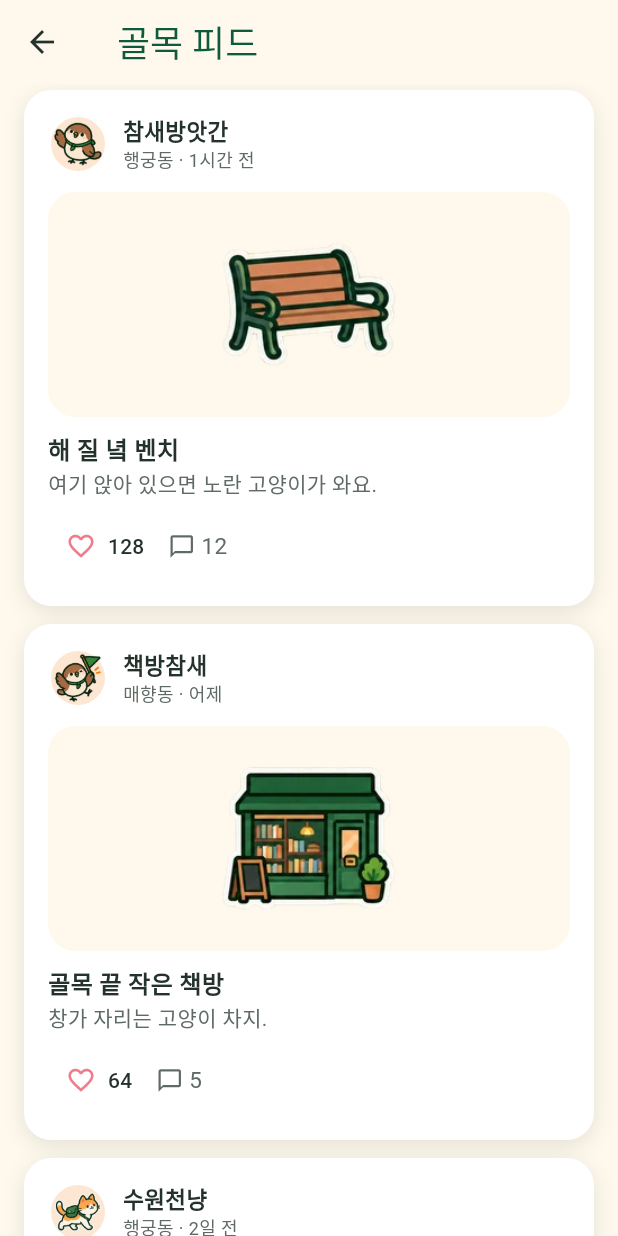
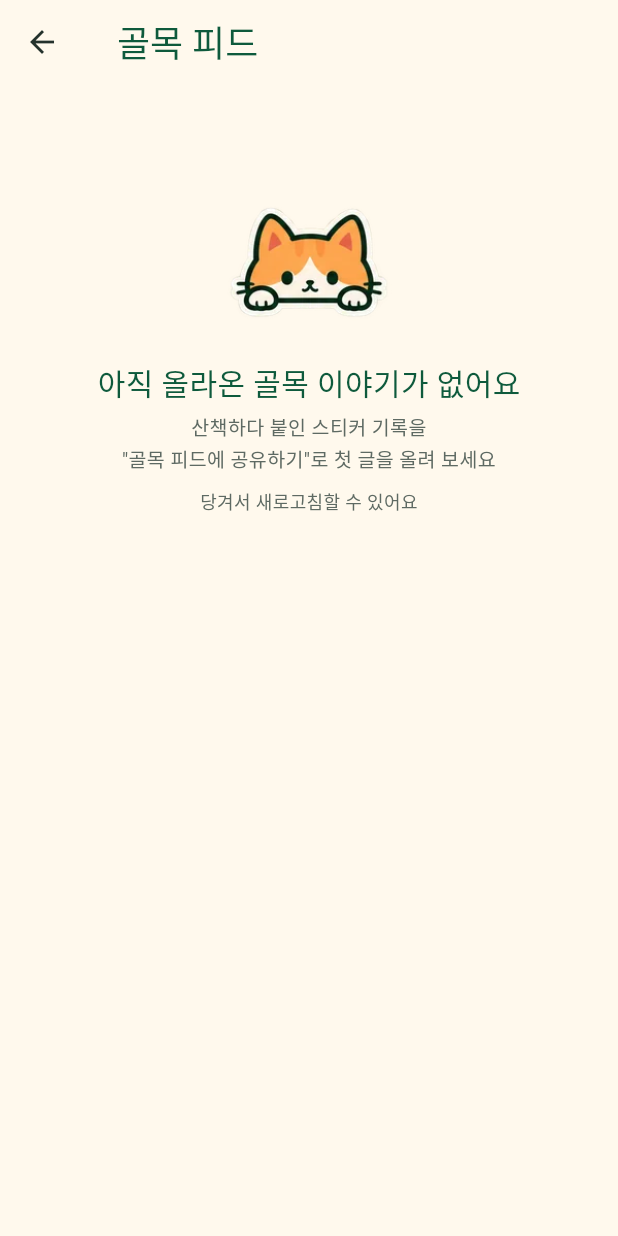
Before and after one commit to Ryu-Ji-Whan/golmok_flutter, a Flutter app: the FeedTab screen opened directly, on a phone screen of 412 x 824 dp. Run offline on Flutter 3.47's test engine with Material 3 defaults, Android fonts, the phone set to English and light mode, and no system bars; our stand-ins replace geolocator, sqflite, supabase_flutter, webview_flutter; accounts and stored records are empty; Roboto replaces fonts that are missing (Jua); project files that could hold a hidden picture were left out.

Commit message:
예시 데이터 지우기, 구글 로그인 빼기
- 골목 피드 예시 글 3개, 리더보드 예시 이웃 5명 삭제 → 실제 사용자만 표시
  (글이 없을 때 안내 화면, 동네 대장 보상은 이웃 3명 이상일 때만)
- 로그인: 카카오·이메일만 (구글은 나중에 한 줄로 다시 켤 수 있게 남김)

Co-Authored-By: Claude Opus 5.5 <noreply@anthropic.com>

```diff
--- a/lib/data/content.dart
+++ b/lib/data/content.dart
@@ -47,35 +47,8 @@ const areas = [
   '서울특별시 종로구 익선동', '서울특별시 종로구 서촌', '서울특별시 마포구 연남동', '서울특별시 성동구 성수동', '서울특별시 용산구 해방촌',
 ];
 
-const takenNicknames = ['골목대장', '관리자', '운영자', '행궁산책러', 'admin'];
-
-class Neighbor {
-  const Neighbor(this.name, this.character, this.cells);
-  final String name;
-  final String character;
-  final int cells;
-}
-
-/// 리더보드 예시 이웃 (점수 = 이번 주 밝힌 칸 수)
-const neighbors = [
-  Neighbor('행궁산책러', 'a04', 576),
-  Neighbor('참새방앗간', 'c01', 444),
-  Neighbor('수원천냥', 'a00', 312),
-  Neighbor('깃발참새', 'c13', 186),
-  Neighbor('낮잠고양이', 'a21', 108),
-];
-
-class FeedPost {
-  const FeedPost(this.id, this.author, this.character, this.area, this.ago, this.sticker, this.title, this.body, this.likes, this.comments);
-  final String id, author, character, area, ago, sticker, title, body;
-  final int likes, comments;
-}
-
-const feedPosts = [
-  FeedPost('f1', '참새방앗간', 'c01', '행궁동', '1시간 전', 'a18', '해 질 녘 벤치', '여기 앉아 있으면 노란 고양이가 와요.', 128, 12),
-  FeedPost('f2', '책방참새', 'c13', '매향동', '어제', 'b02', '골목 끝 작은 책방', '창가 자리는 고양이 차지.', 64, 5),
-  FeedPost('f3', '수원천냥', 'a00', '행궁동', '2일 전', 'a11', '담장 위 능소화', '이번 주까지가 제일 예뻐요.', 41, 3),
-];
+/// 쓸 수 없는 닉네임 (운영용 이름)
+const takenNicknames = ['골목대장', '관리자', '운영자', 'admin'];
 
 class CampaignSpot {
   const CampaignSpot(this.id, this.name, this.north, this.east);
--- a/lib/screens/feed.dart
+++ b/lib/screens/feed.dart
@@ -1,6 +1,5 @@
 import 'package:flutter/material.dart';
 
-import '../data/content.dart';
 import '../data/geo.dart';
 import '../data/models.dart';
 import '../data/remote.dart';
@@ -18,7 +17,7 @@ String _ago(DateTime t) {
   return formatDate(t);
 }
 
-/// ④-2 골목 피드 (서버의 실제 공유 글 또는 내가 공유한 기록 + 예시 이웃 글)
+/// ④-2 골목 피드 (로그인했으면 서버의 공유 글, 아니면 이 폰에서 공유한 기록)
 class FeedTab extends StatefulWidget {
   const FeedTab({super.key});
 
@@ -84,24 +83,21 @@ class _FeedTabState extends State<FeedTab> {
             onLike: () => s.toggleLike(sp.id),
             onTap: () => Navigator.of(context).push(MaterialPageRoute(builder: (_) => SpotDetailScreen(spotId: sp.id))),
           ),
-        for (final f in feedPosts)
-          _Post(
-            author: f.author,
-            character: f.character,
-            meta: '${f.area} · ${f.ago}',
-            sticker: f.sticker,
-            title: f.title,
-            body: f.body,
-            likes: f.likes + (s.likedPosts.contains(f.id) ? 1 : 0),
-            liked: s.likedPosts.contains(f.id),
-            comments: f.comments,
-            onLike: () => s.toggleLike(f.id),
+        if (_remote.isEmpty && mine.isEmpty)
+          Padding(
+            padding: const EdgeInsets.only(top: 60),
+            child: Column(children: [
+              const StickerImg('a02', size: 110),
+              const SizedBox(height: 12),
+              Text('아직 올라온 골목 이야기가 없어요', style: jua(20)),
+              const SizedBox(height: 6),
+              const Text('산책하다 붙인 스티커 기록을\n"골목 피드에 공유하기"로 첫 글을 올려 보세요',
+                  textAlign: TextAlign.center, style: TextStyle(fontSize: 13, color: C.muted, height: 1.5)),
+            ]),
           ),
         const SizedBox(height: 8),
         Text(
-          online
-              ? '위는 실제 이웃 글, 아래 3개는 예시 글이에요. 당겨서 새로고침할 수 있어요.'
-              : '예시 이웃 글이에요. 이메일로 로그인하면 실제 이웃 글이 보여요.',
+          online ? '당겨서 새로고침할 수 있어요' : '로그인하면 이웃이 공유한 글도 보여요',
           textAlign: TextAlign.center,
           style: const TextStyle(fontSize: 12, color: C.muted),
         ),
--- a/lib/screens/profile.dart
+++ b/lib/screens/profile.dart
@@ -118,7 +118,7 @@ class ProfileScreen extends StatelessWidget {
           child: const Column(crossAxisAlignment: CrossAxisAlignment.start, children: [
             Text('데모 버전 안내', style: TextStyle(fontSize: 13, fontWeight: FontWeight.w700)),
             SizedBox(height: 4),
-            Text('결제와 카카오·Apple·Google 로그인은 예시예요. 산책 경로, 안개 걷기, 스티커 기록은 이 폰의 데이터베이스에 저장되고, 이메일로 로그인하면 서버에도 저장돼요.',
+            Text('산책 경로, 안개 걷기, 스티커 기록은 이 폰에 저장되고, 카카오·이메일로 로그인하면 내 계정(서버)에도 저장돼요. 스티커 팩 결제는 아직 준비 중이에요.',
                 style: TextStyle(fontSize: 12, color: C.muted, height: 1.5)),
           ]),
         ),
--- a/lib/screens/shop.dart
+++ b/lib/screens/shop.dart
@@ -7,7 +7,6 @@ import '../theme.dart';
 import '../widgets/ui.dart';
 import 'campaign.dart';
 import 'stores.dart';
-import 'town.dart';
 
 /// ⑥ 스티커 상점
 class ShopTab extends StatelessWidget {
@@ -99,9 +98,10 @@ class _PackCard extends StatelessWidget {
                 messenger.showSnackBar(SnackBar(content: Text('${pack.name}을 받았어요')));
               };
       case PackKind.reward:
-        final ok = pack.id == 'campaign' ? s.campaignDone : myRank(s) <= 3;
+        // 동네 대장 보상은 실제 이웃 순위를 아는 "동네" 탭에서 받는다
+        final ok = pack.id == 'campaign' && s.campaignDone;
         final claimed = s.rewards.contains(pack.id);
-        label = claimed ? '받음' : ok ? '보상 받기' : '조건 미달성';
+        label = claimed ? '받음' : ok ? '보상 받기' : pack.id == 'leader' ? '동네 탭에서 받기' : '조건 미달성';
         action = ok && !claimed ? () => s.claimReward(pack.id, pack.stickers) : null;
     }
     return Padding(
--- a/lib/screens/town.dart
+++ b/lib/screens/town.dart
@@ -14,19 +14,22 @@ class _Row {
   final bool me;
 }
 
-/// 리더보드 순위 (서버의 실제 이웃 + 예시 이웃 + 나)
+/// 리더보드 순위 (서버의 실제 이웃 + 나)
 List<_Row> leaderboard(AppStore s, [List<RemoteRank> remote = const []]) {
   final me = s.profile?.nickname;
   final rows = [
     for (final r in remote)
       if (r.nickname != me) _Row(r.nickname, r.character, r.cells, false),
-    for (final n in neighbors) _Row('${n.name} (예시)', n.character, n.cells, false),
     _Row(s.profile?.nickname ?? '나', s.profile?.characterId ?? 'a00', s.weeklyCells, true),
   ]..sort((a, b) => b.cells.compareTo(a.cells));
   return rows;
 }
 
-int myRank(AppStore s) => leaderboard(s).indexWhere((r) => r.me) + 1;
+/// 동네 대장 보상: 이웃이 3명 이상 있는 동네에서 3위 안에 들어야 받는다 (혼자면 1등이어도 안 됨)
+bool leaderRewardOk(List<_Row> rows) {
+  final rank = rows.indexWhere((r) => r.me) + 1;
+  return rows.length >= 4 && rank > 0 && rank <= 3;
+}
 
 /// ⑤ 동네 리더보드
 class TownTab extends StatefulWidget {
@@ -74,7 +77,12 @@ class _TownTabState extends State<TownTab> {
               child: Column(crossAxisAlignment: CrossAxisAlignment.start, children: [
                 const Text('이번 주 내 순위', style: TextStyle(fontSize: 13, color: C.mint)),
                 Text('$rank위 · ${s.weeklyCells}칸', style: jua(28, color: C.white)),
-                Text(rank <= 3 ? '동네 대장 스티커를 받을 수 있어요!' : '${rows[2].cells - s.weeklyCells + 1}칸 더 밝히면 3위예요',
+                Text(
+                    rows.length < 4
+                        ? '이웃이 더 모이면 동네 대장 경쟁이 시작돼요'
+                        : rank <= 3
+                            ? '동네 대장 스티커를 받을 수 있어요!'
+                            : '${rows[2].cells - s.weeklyCells + 1}칸 더 밝히면 3위예요',
                     style: const TextStyle(fontSize: 12, color: C.mint)),
               ]),
             ),
@@ -118,7 +126,7 @@ class _TownTabState extends State<TownTab> {
               ]),
             ),
             FilledButton(
-              onPressed: rank <= 3 && !claimed ? () => s.claimReward('leader', leaderPack.stickers) : null,
+              onPressed: leaderRewardOk(rows) && !claimed ? () => s.claimReward('leader', leaderPack.stickers) : null,
               style: FilledButton.styleFrom(backgroundColor: C.forest),
               child: Text(claimed ? '받음' : '받기'),
             ),
@@ -126,7 +134,7 @@ class _TownTabState extends State<TownTab> {
         ),
         const SizedBox(height: 8),
         Text(
-          Remote.signedIn ? '"(예시)"가 붙은 이웃은 예시예요. 당겨서 새로고침할 수 있어요.' : '이웃 점수는 예시예요. 이메일로 로그인하면 실제 이웃이 보여요.',
+          Remote.signedIn ? '같은 동네 이웃의 이번 주 기록이에요. 당겨서 새로고침할 수 있어요.' : '로그인하면 같은 동네 이웃과 순위를 겨룰 수 있어요.',
           textAlign: TextAlign.center,
           style: const TextStyle(fontSize: 12, color: C.muted),
         ),
```
Also changed, not shown: lib/screens/login.dart (+4 -3 lines).
